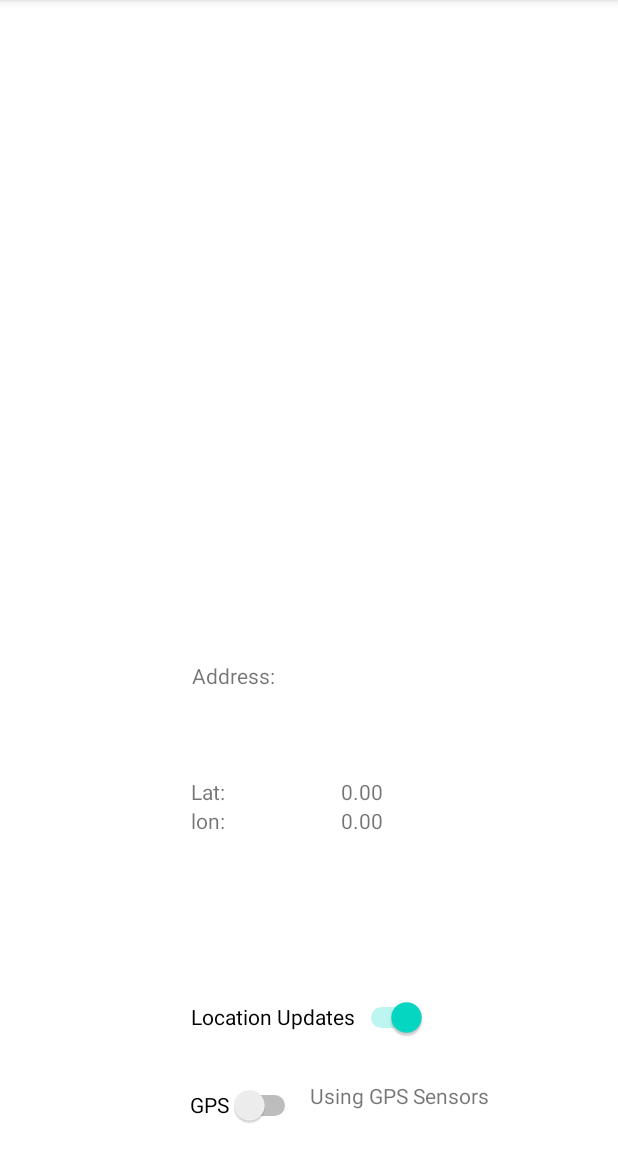
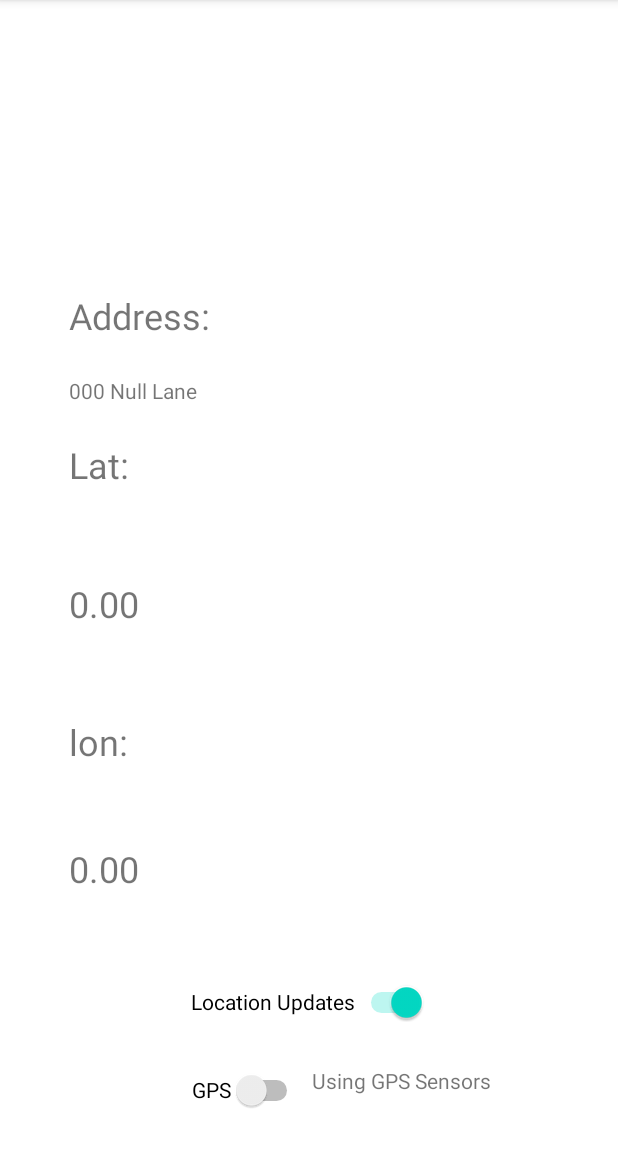
Before and after one commit to Vert999/GPSAppFinal, an Android app: the screen it shows after launch (MainActivity), on a phone screen of 412 x 824 dp, the part 84-1236 px from its top. Run offline under Robolectric (Android 15) with nearby library versions, the phone set to English and light mode, and no system bars.

Commit message:
IT FINALLY WORKS

```diff
--- a/app/src/main/res/layout/activity_main.xml
+++ b/app/src/main/res/layout/activity_main.xml
@@ -12,28 +12,33 @@
         android:layout_height="wrap_content"
         android:layout_marginTop="32dp"
         android:text="Lat:"
+        android:textSize="24sp"
         app:layout_constraintBottom_toTopOf="@+id/slocationsupdates"
         app:layout_constraintEnd_toEndOf="parent"
-        app:layout_constraintHorizontal_bias="0.408"
+        app:layout_constraintHorizontal_bias="0.147"
         app:layout_constraintStart_toStartOf="parent"
         app:layout_constraintTop_toTopOf="parent"
-        app:layout_constraintVertical_bias="0.806" />
+        app:layout_constraintVertical_bias="0.451" />
 
     <TextView
         android:id="@+id/lat_text"
         android:layout_width="wrap_content"
         android:layout_height="wrap_content"
         android:text="0.00"
-        app:layout_constraintEnd_toEndOf="@+id/lon_text"
-        app:layout_constraintStart_toEndOf="@+id/latlabel"
-        app:layout_constraintTop_toTopOf="@+id/latlabel" />
+        android:textSize="24sp"
+        app:layout_constraintBottom_toTopOf="@+id/lonlabel"
+        app:layout_constraintStart_toStartOf="@+id/latlabel"
+        app:layout_constraintTop_toBottomOf="@+id/latlabel" />
 
     <TextView
         android:id="@+id/lonlabel"
         android:layout_width="100dp"
         android:layout_height="wrap_content"
+        android:layout_marginTop="152dp"
         android:text="lon:"
+        android:textSize="24sp"
         app:layout_constraintEnd_toEndOf="@+id/latlabel"
+        app:layout_constraintHorizontal_bias="0.0"
         app:layout_constraintStart_toStartOf="@+id/latlabel"
         app:layout_constraintTop_toBottomOf="@+id/latlabel" />
 
@@ -42,8 +47,11 @@
         android:layout_width="wrap_content"
         android:layout_height="wrap_content"
         android:text="0.00"
-        app:layout_constraintStart_toEndOf="@+id/lonlabel"
-        app:layout_constraintTop_toBottomOf="@+id/latlabel" />
+        android:textSize="24sp"
+        app:layout_constraintBottom_toTopOf="@+id/slocationsupdates"
+        app:layout_constraintStart_toStartOf="@+id/lonlabel"
+        app:layout_constraintTop_toBottomOf="@+id/lonlabel"
+        app:layout_constraintVertical_bias="0.514" />
 
     <Switch
         android:id="@+id/slocationsupdates"
@@ -67,10 +75,10 @@
         android:text="GPS"
         app:layout_constraintBottom_toBottomOf="parent"
         app:layout_constraintEnd_toEndOf="parent"
-        app:layout_constraintHorizontal_bias="0.375"
+        app:layout_constraintHorizontal_bias="0.378"
         app:layout_constraintStart_toStartOf="parent"
         app:layout_constraintTop_toTopOf="parent"
-        app:layout_constraintVertical_bias="0.99" />
+        app:layout_constraintVertical_bias="0.976" />
 
     <TextView
         android:id="@+id/labelgp"
@@ -91,20 +99,19 @@
         android:layout_width="100dp"
         android:layout_height="wrap_content"
         android:text="Address:"
-        app:layout_constraintBottom_toBottomOf="parent"
-        app:layout_constraintEnd_toEndOf="parent"
-        app:layout_constraintHorizontal_bias="0.411"
-        app:layout_constraintStart_toStartOf="parent"
+        android:textSize="24sp"
+        app:layout_constraintBottom_toTopOf="@+id/latlabel"
+        app:layout_constraintStart_toStartOf="@+id/latlabel"
         app:layout_constraintTop_toTopOf="parent"
-        app:layout_constraintVertical_bias="0.589" />
+        app:layout_constraintVertical_bias="0.743" />
 
     <TextView
         android:id="@+id/address_text"
         android:layout_width="wrap_content"
         android:layout_height="wrap_content"
-        app:layout_constraintBottom_toBottomOf="@+id/labeladdress"
-        app:layout_constraintEnd_toEndOf="@+id/lat_text"
-        app:layout_constraintStart_toEndOf="@+id/labeladdress"
-        app:layout_constraintTop_toTopOf="@+id/labeladdress" />
+        android:text="000 Null Lane"
+        app:layout_constraintBottom_toTopOf="@+id/latlabel"
+        app:layout_constraintStart_toStartOf="@+id/labeladdress"
+        app:layout_constraintTop_toBottomOf="@+id/labeladdress" />
 
 </androidx.constraintlayout.widget.ConstraintLayout>
```
